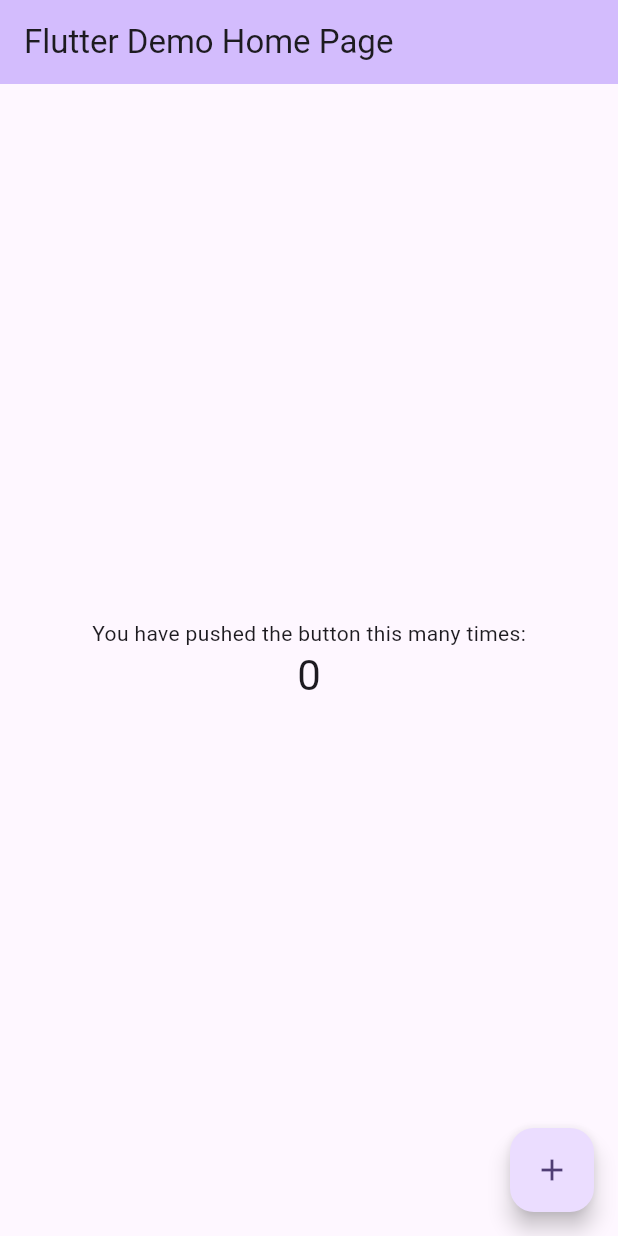
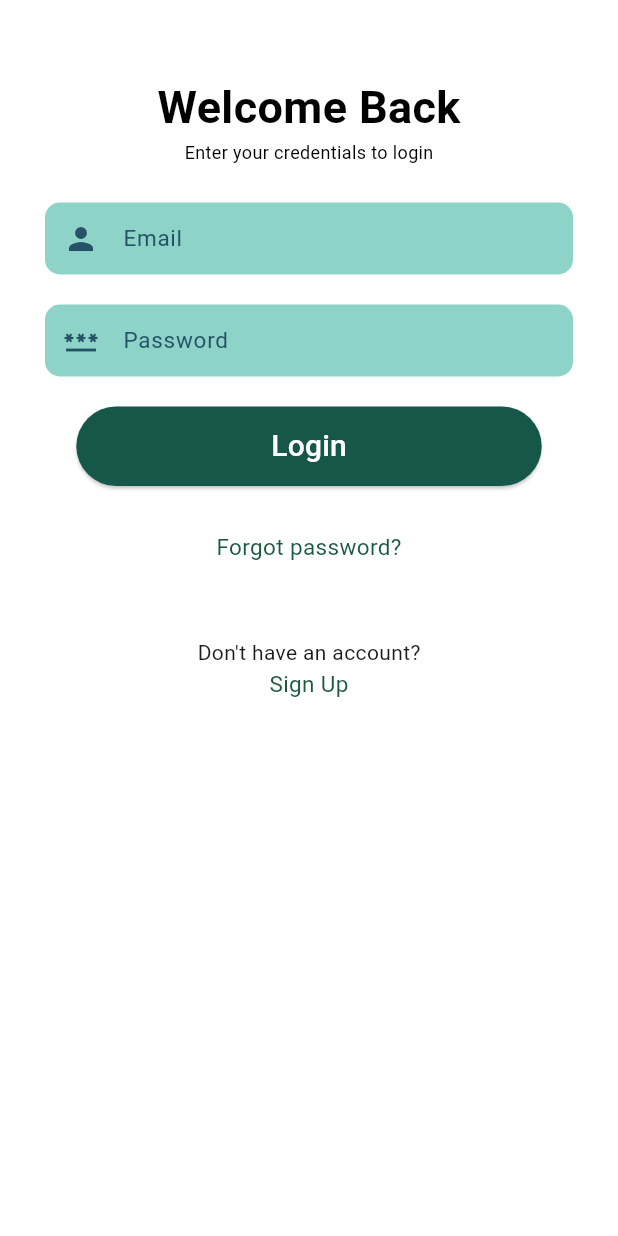
Before and after one commit to Nishanabanu/registration, a Flutter app: the screen it shows after launch, on a phone screen of 412 x 824 dp. Run offline on Flutter 3.47's test engine with Material 3 defaults, Android fonts, the phone set to English and light mode, and no system bars; our stand-ins replace firebase_auth, firebase_core; accounts and stored records are empty; key blocks and very long unbroken strings in the code were emptied for the run.

Commit message:
second commit

```diff
--- /dev/null
+++ b/lib/login.dart
@@ -0,0 +1,141 @@
+import 'package:flutter/material.dart';
+import 'package:registration/forgotpassword.dart';
+import 'package:registration/home.dart';
+import 'package:registration/profile.dart';
+import 'package:registration/registration.dart';
+import 'package:registration/services/firebase_auth_service.dart';
+
+class LoginPage extends StatefulWidget {
+
+
+
+  @override
+  State<LoginPage> createState() => _LoginPageState();
+}
+
+class _LoginPageState extends State<LoginPage> {
+  TextEditingController emailController = TextEditingController();
+
+  TextEditingController passwordController = TextEditingController();
+
+  bool isLoading = false;
+
+  @override
+  Widget build(BuildContext context) {
+    return Scaffold(
+      backgroundColor: Colors.white,
+      body: Column(children: [
+        SizedBox(height: 50,
+        ),
+        Text("Welcome Back",
+      style: TextStyle(color: Colors.black,
+      fontSize: 30,fontWeight: FontWeight.bold,
+      ),
+      ),
+      Text("Enter your credentials to login",
+      style: TextStyle(color: Colors.black,
+      fontSize: 12,fontWeight: FontWeight.normal
+      ),
+      ),
+      SizedBox(height: 25,
+      ),
+     Container(
+  margin: EdgeInsets.symmetric(
+    horizontal: 30,
+  ),
+  child: TextField(
+    controller: emailController,
+    decoration: InputDecoration(
+      prefixIcon: Icon(
+        Icons.person,
+        color: Color.fromARGB(255, 38, 82, 104),
+      ),
+      hintText: "Email",
+      hintStyle: TextStyle(
+        color: Color.fromARGB(255, 38, 82, 104),
+        fontSize: 15,
+      ),
+      filled: true,
+      fillColor: Color.fromARGB(255, 141, 211, 199),
+      border: OutlineInputBorder(
+        borderRadius: BorderRadius.circular(10),
+        borderSide: BorderSide.none,
+      ),
+      contentPadding: EdgeInsets.all(12),
+    ),
+  ),
+),
+SizedBox(
+  height: 20,
+),
+Container(
+  margin: EdgeInsets.symmetric(
+    horizontal: 30,
+  ),
+  child: TextField(
+    controller: passwordController,
+    obscureText: true, // For password fields
+    decoration: InputDecoration(
+      prefixIcon: Icon(
+        Icons.password,
+        color: Color.fromARGB(255, 38, 82, 104),
+      ),
+      hintText: "Password",
+      hintStyle: TextStyle(
+        color: Color.fromARGB(255, 38, 82, 104),
+        fontSize: 15,
+      ),
+      filled: true,
+      fillColor: Color.fromARGB(255, 141, 211, 199),
+      border: OutlineInputBorder(
+        borderRadius: BorderRadius.circular(10),
+        borderSide: BorderSide.none,
+      ),
+      contentPadding: EdgeInsets.all(12),
+    ),
+  ),
+),
+SizedBox(height: 20,),
+ElevatedButton(
+  style: ElevatedButton.styleFrom(
+  backgroundColor: Color.fromARGB(255, 23, 87, 73),
+  padding:EdgeInsets.symmetric(horizontal: 130,vertical: 12),
+  ),
+  onPressed:()async{
+    setState(() {
+      isLoading = true;
+    });
+   await login (email: emailController.text,
+    password: passwordController.text,
+    context: context);
+    setState(() {
+      isLoading = false;
+    });
+    },
+ child: isLoading ? CircularProgressIndicator() :Text("Login",style: TextStyle(fontSize: 20,color: Colors.white),),
+
+),
+SizedBox(height: 30,),
+
+GestureDetector(
+  onTap: (){
+    Navigator.push(context,
+    MaterialPageRoute(builder: (context)=>ForgotPassword()) );
+    },
+    child: Text("Forgot password?",style: TextStyle(
+      fontSize: 15,color:  Color.fromARGB(255, 27, 90, 60)),)),
+    SizedBox(height: 50),
+    Text("Don't have an account?"),
+    GestureDetector(
+  onTap: (){
+    Navigator.push(context,
+    MaterialPageRoute(builder: (context)=>Registration()) );
+    },
+    child: Text("Sign Up",style: TextStyle(
+      fontSize: 15,color: Color.fromARGB(255, 27, 90, 60)
+    ),),),
+  ],
+  ),
+  );
+  }
+}
--- a/lib/main.dart
+++ b/lib/main.dart
@@ -1,125 +1,11 @@
+import 'package:firebase_core/firebase_core.dart';
 import 'package:flutter/material.dart';
+import 'package:registration/firebase_options.dart';
+import 'package:registration/login.dart';
 
-void main() {
-  runApp(const MyApp());
+Future<void> main() async {
+  await Firebase.initializeApp(
+    options: DefaultFirebaseOptions.currentPlatform,
+);
+  runApp(MaterialApp(home: LoginPage(),));
 }
-
-class MyApp extends StatelessWidget {
-  const MyApp({super.key});
-
-  // This widget is the root of your application.
-  @override
-  Widget build(BuildContext context) {
-    return MaterialApp(
-      title: 'Flutter Demo',
-      theme: ThemeData(
-        // This is the theme of your application.
-        //
-        // TRY THIS: Try running your application with "flutter run". You'll see
-        // the application has a purple toolbar. Then, without quitting the app,
-        // try changing the seedColor in the colorScheme below to Colors.green
-        // and then invoke "hot reload" (save your changes or press the "hot
-        // reload" button in a Flutter-supported IDE, or press "r" if you used
-        // the command line to start the app).
-        //
-        // Notice that the counter didn't reset back to zero; the application
-        // state is not lost during the reload. To reset the state, use hot
-        // restart instead.
-        //
-        // This works for code too, not just values: Most code changes can be
-        // tested with just a hot reload.
-        colorScheme: ColorScheme.fromSeed(seedColor: Colors.deepPurple),
-        useMaterial3: true,
-      ),
-      home: const MyHomePage(title: 'Flutter Demo Home Page'),
-    );
-  }
-}
-
-class MyHomePage extends StatefulWidget {
-  const MyHomePage({super.key, required this.title});
-
-  // This widget is the home page of your application. It is stateful, meaning
-  // that it has a State object (defined below) that contains fields that affect
-  // how it looks.
-
-  // This class is the configuration for the state. It holds the values (in this
-  // case the title) provided by the parent (in this case the App widget) and
-  // used by the build method of the State. Fields in a Widget subclass are
-  // always marked "final".
-
-  final String title;
-
-  @override
-  State<MyHomePage> createState() => _MyHomePageState();
-}
-
-class _MyHomePageState extends State<MyHomePage> {
-  int _counter = 0;
-
-  void _incrementCounter() {
-    setState(() {
-      // This call to setState tells the Flutter framework that something has
-      // changed in this State, which causes it to rerun the build method below
-      // so that the display can reflect the updated values. If we changed
-      // _counter without calling setState(), then the build method would not be
-      // called again, and so nothing would appear to happen.
-      _counter++;
-    });
-  }
-
-  @override
-  Widget build(BuildContext context) {
-    // This method is rerun every time setState is called, for instance as done
-    // by the _incrementCounter method above.
-    //
-    // The Flutter framework has been optimized to make rerunning build methods
-    // fast, so that you can just rebuild anything that needs updating rather
-    // than having to individually change instances of widgets.
-    return Scaffold(
-      appBar: AppBar(
-        // TRY THIS: Try changing the color here to a specific color (to
-        // Colors.amber, perhaps?) and trigger a hot reload to see the AppBar
-        // change color while the other colors stay the same.
-        backgroundColor: Theme.of(context).colorScheme.inversePrimary,
-        // Here we take the value from the MyHomePage object that was created by
-        // the App.build method, and use it to set our appbar title.
-        title: Text(widget.title),
-      ),
-      body: Center(
-        // Center is a layout widget. It takes a single child and positions it
-        // in the middle of the parent.
-        child: Column(
-          // Column is also a layout widget. It takes a list of children and
-          // arranges them vertically. By default, it sizes itself to fit its
-          // children horizontally, and tries to be as tall as its parent.
-          //
-          // Column has various properties to control how it sizes itself and
-          // how it positions its children. Here we use mainAxisAlignment to
-          // center the children vertically; the main axis here is the vertical
-          // axis because Columns are vertical (the cross axis would be
-          // horizontal).
-          //
-          // TRY THIS: Invoke "debug painting" (choose the "Toggle Debug Paint"
-          // action in the IDE, or press "p" in the console), to see the
-          // wireframe for each widget.
-          mainAxisAlignment: MainAxisAlignment.center,
-          children: <Widget>[
-            const Text(
-              'You have pushed the button this many times:',
-            ),
-            Text(
-              '$_counter',
-              style: Theme.of(context).textTheme.headlineMedium,
-            ),
-          ],
-        ),
-      ),
-      floatingActionButton: FloatingActionButton(
-        onPressed: _incrementCounter,
-        tooltip: 'Increment',
-        child: const Icon(Icons.add),
-      ), // This trailing comma makes auto-formatting nicer for build methods.
-    );
-  }
-}
--- /dev/null
+++ b/lib/services/firebase_auth_service.dart
@@ -0,0 +1,36 @@
+import 'package:firebase_auth/firebase_auth.dart';
+import 'package:flutter/material.dart';
+import 'package:registration/bottom_navigation_screen.dart';
+import 'package:registration/profile.dart';
+
+Future<void> signup({
+  required String username,
+required String email,
+required BuildContext context,
+required String password})async{
+ try{
+  await FirebaseAuth.instance.createUserWithEmailAndPassword(email: email, password: password);
+  Navigator.push(context,
+    MaterialPageRoute(builder: (context)=>BottomNavigation()) );
+ScaffoldMessenger.of(context).showSnackBar(SnackBar(content:Text("Registration Successful...")));
+
+ }catch(e)  {
+  ScaffoldMessenger.of(context).showSnackBar(SnackBar(content:Text(e.toString())));
+
+ }
+}
+
+
+Future<void>login({required String email,required String password,required context})async{
+  try{
+  await FirebaseAuth.instance.signInWithEmailAndPassword(email: email, password: password);
+  Navigator.push(context,
+    MaterialPageRoute(builder: (context)=>BottomNavigation()) );
+ScaffoldMessenger.of(context).showSnackBar(SnackBar(content:Text("Login Successful...")));
+
+ }catch(e)  {
+  ScaffoldMessenger.of(context).showSnackBar(SnackBar(content:Text(e.toString())));
+
+ }
+
+}
--- a/pubspec.yaml
+++ b/pubspec.yaml
@@ -34,6 +34,8 @@ dependencies:
   # The following adds the Cupertino Icons font to your application.
   # Use with the CupertinoIcons class for iOS style icons.
   cupertino_icons: ^1.0.8
+  firebase_core: ^3.9.0
+  firebase_auth: ^5.3.4
 
 dev_dependencies:
   flutter_test:
```
Also changed, not shown: lib/bottom_navigation_screen.dart (added, +35 -0 lines), lib/forgotpassword.dart (added, +10 -0 lines), lib/home.dart (added, +10 -0 lines), lib/note_screen.dart (added, +15 -0 lines), lib/profile.dart (added, +56 -0 lines), lib/registration.dart (added, +191 -0 lines), firebase.json (added), lib/firebase_options.dart (added), pubspec.lock, 6 other files.
